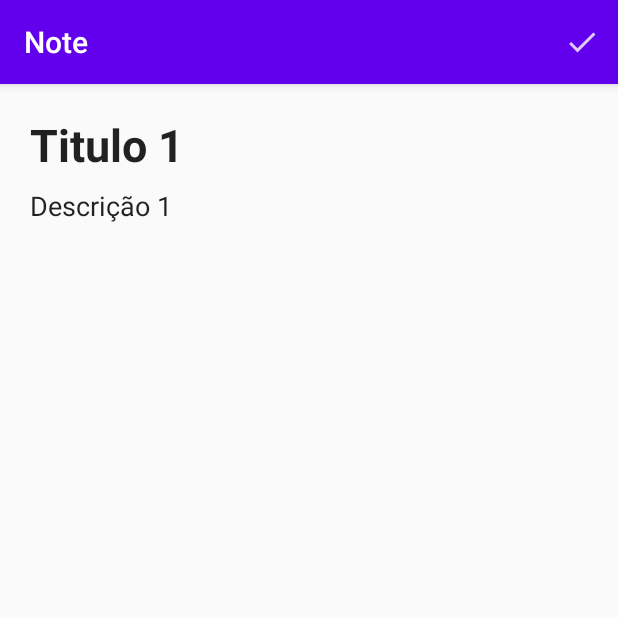
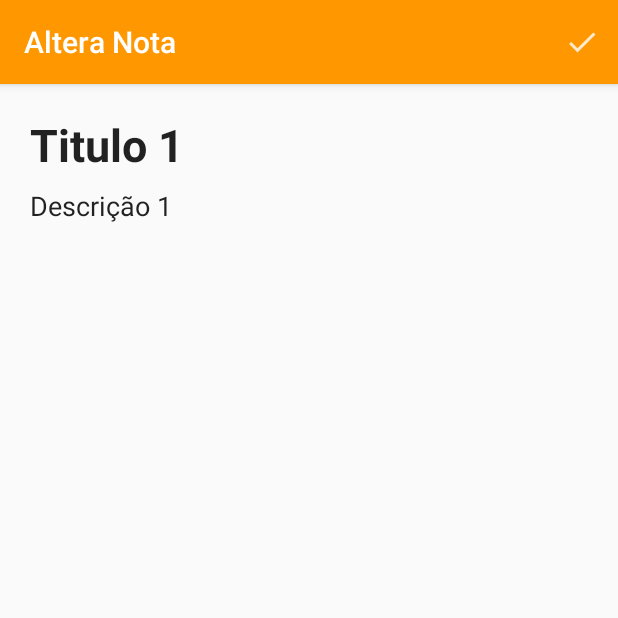
Before and after one commit to RickSRS/RickSRS-AppNote, an Android app: the screen it shows after launch (FormularioNotaActivity), after a tap on an icon or button, on a phone screen of 412 x 824 dp, the top half of it. Run offline under Robolectric (Android 15) with nearby library versions, the phone set to English and light mode, and no system bars.

Commit message:
change colors and added titles

```diff
--- a/app/src/main/java/com/richardsoares/note/ui/activity/FormularioNotaActivity.java
+++ b/app/src/main/java/com/richardsoares/note/ui/activity/FormularioNotaActivity.java
@@ -19,6 +19,8 @@ import com.richardsoares.note.model.Nota;
 
 public class FormularioNotaActivity extends AppCompatActivity {
 
+    public static final String TITULO_APPBAR_INSERE = "Insere Nota";
+    public static final String TITULO_APPBAR_ALTERA = "Altera Nota";
     private int indexRecebido = INDEX_INVALIDO;
     private TextView titulo;
     private TextView descricao;
@@ -27,10 +29,12 @@ public class FormularioNotaActivity extends AppCompatActivity {
     protected void onCreate(Bundle savedInstanceState) {
         super.onCreate(savedInstanceState);
         setContentView(R.layout.activity_formulario_nota);
+        setTitle(TITULO_APPBAR_INSERE);
         inicializaCampos();
 
         Intent dadosRecebidos = getIntent();
         if (dadosRecebidos.hasExtra(CHAVE_NOTA)) {
+            setTitle(TITULO_APPBAR_ALTERA);
             Nota notaRecebida = (Nota) dadosRecebidos.getSerializableExtra(CHAVE_NOTA);
             indexRecebido = dadosRecebidos.getIntExtra(CHAVE_INDEX, INDEX_INVALIDO);
             preencheCampos(notaRecebida);
--- a/app/src/main/java/com/richardsoares/note/ui/activity/ListaNotasActivity.java
+++ b/app/src/main/java/com/richardsoares/note/ui/activity/ListaNotasActivity.java
@@ -27,12 +27,14 @@ import java.util.List;
 
 public class ListaNotasActivity extends AppCompatActivity {
 
+    public static final String TITULO_APPBAR = "Notas";
     private ListaNotasAdapter adapter;
 
     @Override
     protected void onCreate(Bundle savedInstanceState) {
         super.onCreate(savedInstanceState);
         setContentView(R.layout.activity_lista_notas);
+        setTitle(TITULO_APPBAR);
         List<Nota> todasNotas = pegaTodasNotas();
         configuracaRecyclerView(todasNotas);
         configuraBotaoInsereNota();
@@ -106,7 +108,7 @@ public class ListaNotasActivity extends AppCompatActivity {
     }
 
     private boolean temNota(@Nullable Intent data) {
-        return data.hasExtra(CHAVE_NOTA);
+        return data != null && data.hasExtra(CHAVE_NOTA);
     }
 
     private boolean resultadoOk(int resultCode) {
--- a/app/src/main/res/values/colors.xml
+++ b/app/src/main/res/values/colors.xml
@@ -1,9 +1,9 @@
 <?xml version="1.0" encoding="utf-8"?>
 <resources>
     <color name="purple_200">#FFBB86FC</color>
-    <color name="purple_500">#FF6200EE</color>
-    <color name="purple_700">#FF3700B3</color>
-    <color name="teal_200">#FF03DAC5</color>
+    <color name="purple_500">#FF9800</color>
+    <color name="purple_700">#C66900</color>
+    <color name="teal_200">#000000</color>
     <color name="teal_700">#FF018786</color>
     <color name="black">#FF000000</color>
     <color name="white">#FFFFFFFF</color>
```
